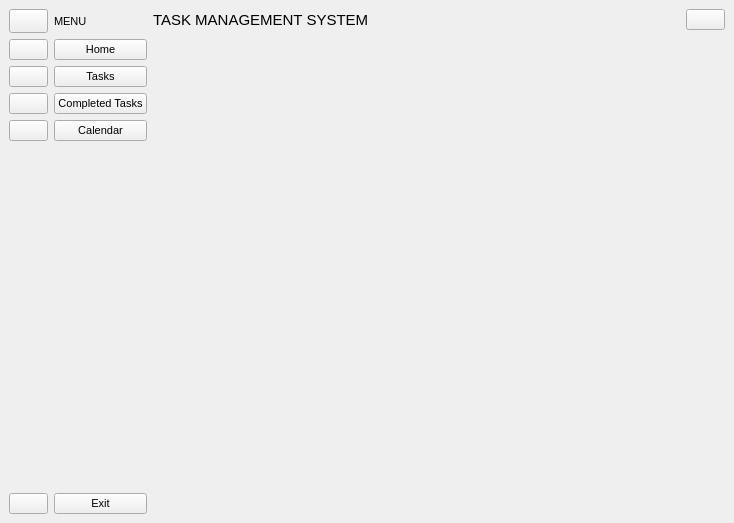
The window that ui/interface.ui (VicMbugua/TaskManagementSystem) describes before a commit, drawn with Qt 5.
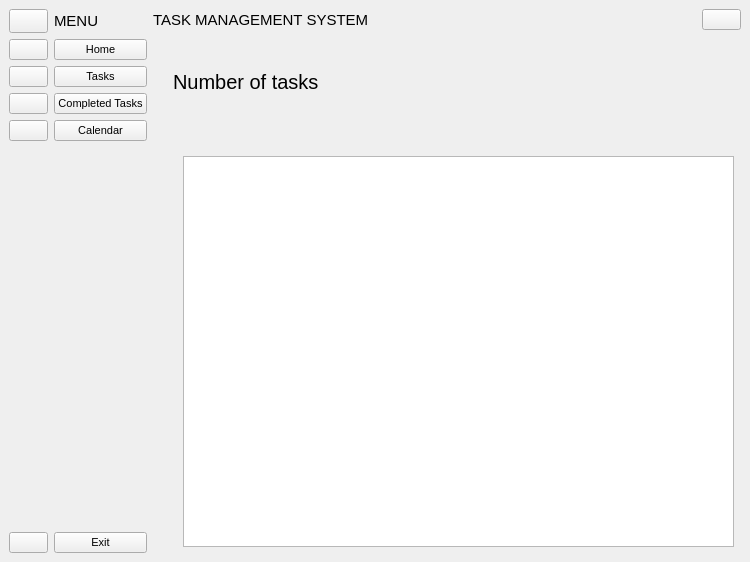
The same window after the commit. The open tabs and pages were chosen to show the change. Icons and pictures are not drawn.

The edit to the form file:
```diff
--- a/ui/interface.ui
+++ b/ui/interface.ui
@@ -6,8 +6,8 @@
    <rect>
     <x>0</x>
     <y>0</y>
-    <width>734</width>
-    <height>523</height>
+    <width>750</width>
+    <height>562</height>
    </rect>
   </property>
   <property name="font">
@@ -90,6 +90,11 @@
           </item>
           <item>
            <widget class="QLabel" name="menu_label">
+            <property name="font">
+             <font>
+              <pointsize>11</pointsize>
+             </font>
+            </property>
             <property name="text">
              <string>MENU</string>
             </property>
@@ -450,10 +455,10 @@
           <widget class="QLabel" name="no_of_tasks">
            <property name="geometry">
             <rect>
-             <x>240</x>
-             <y>30</y>
-             <width>281</width>
-             <height>151</height>
+             <x>20</x>
+             <y>20</y>
+             <width>331</width>
+             <height>51</height>
             </rect>
            </property>
            <property name="font">
@@ -462,7 +467,17 @@
             </font>
            </property>
            <property name="text">
-            <string/>
+            <string>Number of tasks</string>
+           </property>
+          </widget>
+          <widget class="QTableView" name="filtered_tasks">
+           <property name="geometry">
+            <rect>
+             <x>30</x>
+             <y>120</y>
+             <width>551</width>
+             <height>391</height>
+            </rect>
            </property>
           </widget>
          </widget>
```
Left out of the diff: 19 changed lines with no effect on the pictures.
